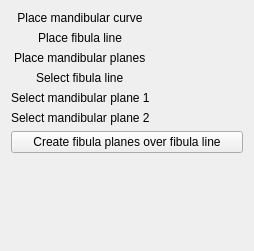
The window that BoneReconstructionPlanner/Resources/UI/BoneReconstructionPlanner.ui (SlicerIGT/SlicerBoneReconstructionPlanner) describes before a commit, drawn with Qt 5.
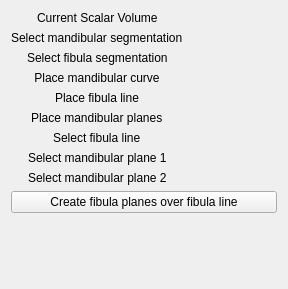
The same window after the commit. Custom widgets are drawn as their Qt base class.

Commit message: add segmentations selectors & currentVolume selector

Diff of the .ui file:
```diff
--- a/BoneReconstructionPlanner/Resources/UI/BoneReconstructionPlanner.ui
+++ b/BoneReconstructionPlanner/Resources/UI/BoneReconstructionPlanner.ui
@@ -6,8 +6,8 @@
    <rect>
     <x>0</x>
     <y>0</y>
-    <width>254</width>
-    <height>251</height>
+    <width>288</width>
+    <height>289</height>
    </rect>
   </property>
   <layout class="QVBoxLayout" name="verticalLayout">
@@ -19,7 +19,7 @@
      <property name="topMargin">
       <number>0</number>
      </property>
-     <item row="0" column="0">
+     <item row="3" column="0">
       <widget class="QLabel" name="label_6">
        <property name="text">
         <string>Place mandibular curve</string>
@@ -29,10 +29,10 @@
        </property>
       </widget>
      </item>
-     <item row="0" column="1">
+     <item row="3" column="1">
       <widget class="qSlicerMarkupsPlaceWidget" name="mandibularCurvePlaceWidget"/>
      </item>
-     <item row="1" column="0">
+     <item row="4" column="0">
       <widget class="QLabel" name="label_7">
        <property name="text">
         <string>Place fibula line</string>
@@ -42,34 +42,34 @@
        </property>
       </widget>
      </item>
-     <item row="1" column="1">
+     <item row="4" column="1">
       <widget class="qSlicerMarkupsPlaceWidget" name="fibulaLinePlaceWidget"/>
      </item>
-     <item row="2" column="0">
+     <item row="5" column="0">
       <widget class="QLabel" name="label_8">
        <property name="text">
         <string>Place mandibular planes</string>
        </property>
       </widget>
      </item>
-     <item row="2" column="1">
+     <item row="5" column="1">
       <widget class="qSlicerMarkupsPlaceWidget" name="mandibularPlanesPlaceWidget"/>
      </item>
-     <item row="4" column="0">
+     <item row="7" column="0">
       <widget class="QLabel" name="label_9">
        <property name="text">
         <string>Select mandibular plane 1</string>
        </property>
       </widget>
      </item>
-     <item row="5" column="0">
+     <item row="8" column="0">
       <widget class="QLabel" name="label_10">
        <property name="text">
         <string>Select mandibular plane 2</string>
        </property>
       </widget>
      </item>
-     <item row="4" column="1">
+     <item row="7" column="1">
       <widget class="qMRMLNodeComboBox" name="mandibularPlane1Selector">
        <property name="enabled">
         <bool>true</bool>
@@ -87,7 +87,7 @@
        </property>
       </widget>
      </item>
-     <item row="5" column="1">
+     <item row="8" column="1">
       <widget class="qMRMLNodeComboBox" name="mandibularPlane2Selector">
        <property name="enabled">
         <bool>true</bool>
@@ -105,14 +105,14 @@
        </property>
       </widget>
      </item>
-     <item row="3" column="0">
+     <item row="6" column="0">
       <widget class="QLabel" name="label_11">
        <property name="text">
         <string>Select fibula line</string>
        </property>
       </widget>
      </item>
-     <item row="3" column="1">
+     <item row="6" column="1">
       <widget class="qMRMLNodeComboBox" name="fibulaLineSelector">
        <property name="enabled">
         <bool>true</bool>
@@ -130,6 +130,81 @@
        </property>
       </widget>
      </item>
+     <item row="0" column="0">
+      <widget class="QLabel" name="label">
+       <property name="text">
+        <string>Current Scalar Volume</string>
+       </property>
+      </widget>
+     </item>
+     <item row="1" column="0">
+      <widget class="QLabel" name="label_2">
+       <property name="text">
+        <string>Select mandibular segmentation</string>
+       </property>
+      </widget>
+     </item>
+     <item row="2" column="0">
+      <widget class="QLabel" name="label_3">
+       <property name="text">
+        <string>Select fibula segmentation</string>
+       </property>
+      </widget>
+     </item>
+     <item row="0" column="1">
+      <widget class="qMRMLNodeComboBox" name="scalarVolumeSelector">
+       <property name="enabled">
+        <bool>true</bool>
+       </property>
+       <property name="nodeTypes">
+        <stringlist>
+         <string>vtkMRMLScalarVolumeNode</string>
+        </stringlist>
+       </property>
+       <property name="addEnabled">
+        <bool>false</bool>
+       </property>
+       <property name="removeEnabled">
+        <bool>false</bool>
+       </property>
+      </widget>
+     </item>
+     <item row="1" column="1">
+      <widget class="qMRMLNodeComboBox" name="mandibularSegmentationSelector">
+       <property name="enabled">
+        <bool>true</bool>
+       </property>
+       <property name="nodeTypes">
+        <stringlist>
+         <string>vtkMRMLSegmentationNode</string>
+        </stringlist>
+       </property>
+       <property name="addEnabled">
+        <bool>false</bool>
+       </property>
+       <property name="removeEnabled">
+        <bool>false</bool>
+       </property>
+      </widget>
+     </item>
+     <item row="2" column="1">
+      <widget class="qMRMLNodeComboBox" name="fibulaSegmentationSelector">
+       <property name="enabled">
+        <bool>true</bool>
+       </property>
+       <property name="nodeTypes">
+        <stringlist>
+         <string>vtkMRMLSegmentationNode</string>
+        </stringlist>
+       </property>
+       <property name="addEnabled">
+        <bool>false</bool>
+       </property>
+       <property name="removeEnabled">
+        <bool>false</bool>
+       </property>
+      </widget>
+     </item>
     </layout>
    </item>
    <item>
```
The commit also changes 1 other file.
